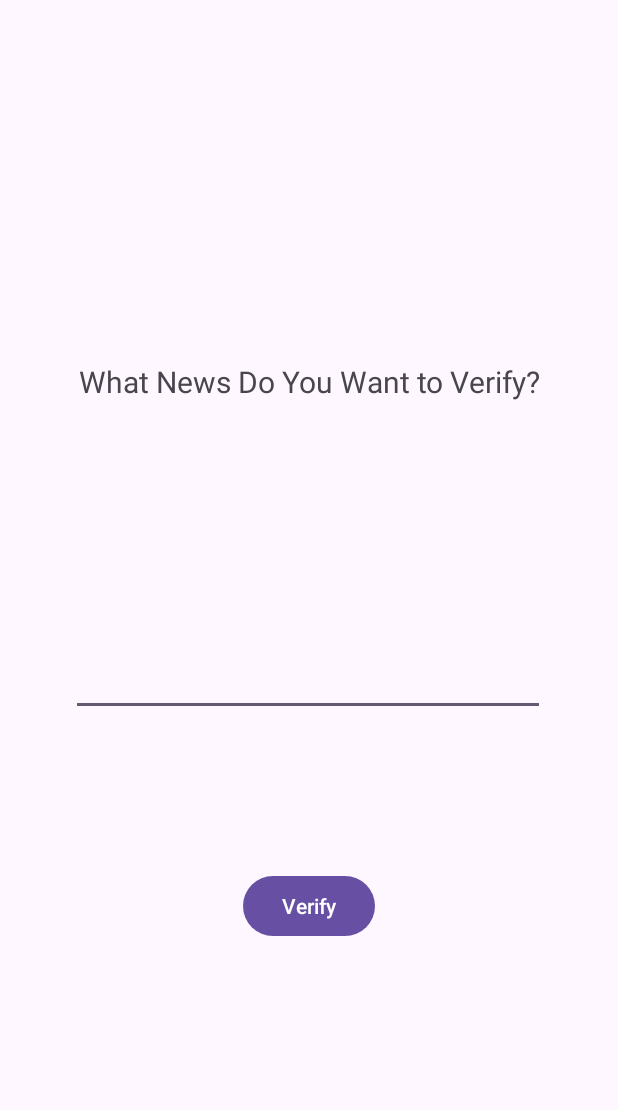
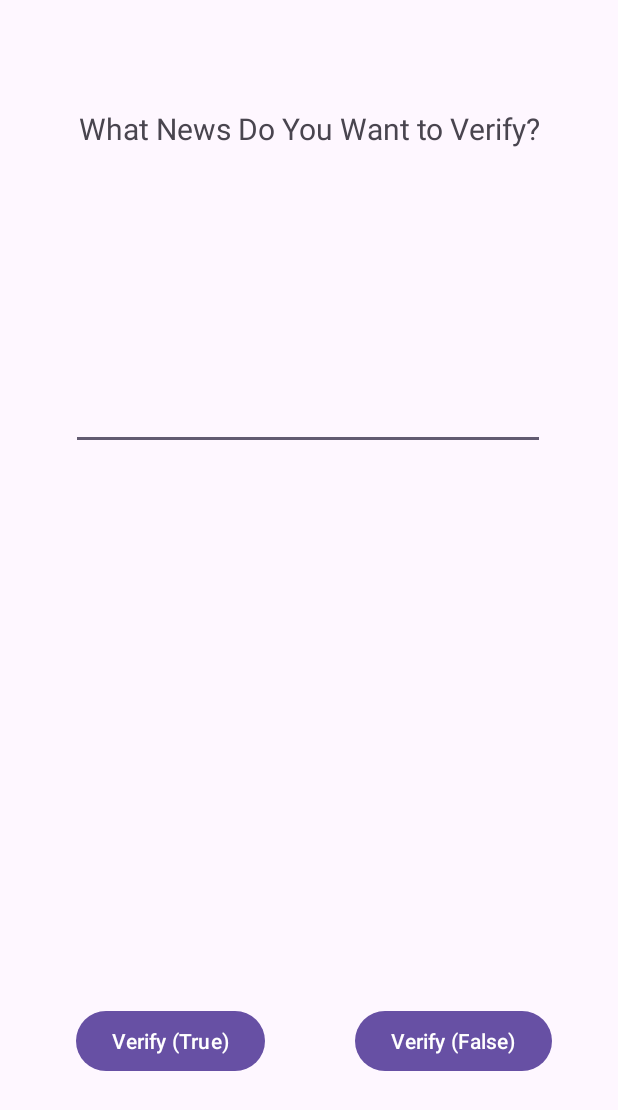
Before and after one commit to ashwnkumar/Project-App, an Android app: the MainApp screen opened directly, with no data from a screen before it, on a phone screen of 412 x 824 dp. Shown: the top 1110 px of the screen. Run offline under Robolectric (Android 15) with nearby library versions, the phone set to English and light mode, and no system bars; Roboto replaces fonts that are not available here.

Commit message:
Commit 04.04.23

```diff
--- a/app/src/main/java/com/example/dontfakeit/MainApp.java
+++ b/app/src/main/java/com/example/dontfakeit/MainApp.java
@@ -1,6 +1,10 @@
 package com.example.dontfakeit;
 
 import android.os.Bundle;
+import android.view.View;
+import android.widget.Button;
+import android.widget.ImageView;
+import android.widget.TextView;
 
 import androidx.activity.EdgeToEdge;
 import androidx.appcompat.app.AppCompatActivity;
@@ -10,11 +14,49 @@ import androidx.core.view.WindowInsetsCompat;
 
 public class MainApp extends AppCompatActivity {
 
+    ImageView realImg, fakeImg;
+    TextView verifyText1,  verifyText2;
+    Button verifyBtnTrue, verifyBtnFalse;
+
     @Override
     protected void onCreate(Bundle savedInstanceState) {
         super.onCreate(savedInstanceState);
         EdgeToEdge.enable(this);
         setContentView(R.layout.activity_main_app);
+
+        realImg = findViewById(R.id.real_img);
+        fakeImg = findViewById(R.id.fake_img);
+
+        verifyText1= findViewById(R.id.verify_text1);
+        verifyText2= findViewById(R.id.verify_text2);
+
+        verifyBtnTrue= findViewById(R.id.verify_true);
+        verifyBtnFalse= findViewById(R.id.verify_false);
+
+        realImg.setVisibility(View.INVISIBLE);
+        fakeImg.setVisibility(View.INVISIBLE);
+
+        verifyBtnTrue.setOnClickListener(new View.OnClickListener() {
+            @Override
+            public void onClick(View v) {
+                realImg.setVisibility(View.VISIBLE);
+                verifyText1.setText("This is True!!");
+                verifyText2.setText("This really happened and this news is accurate.");
+                fakeImg.setVisibility(View.INVISIBLE);
+
+            }
+        });
+        verifyBtnFalse.setOnClickListener(new View.OnClickListener() {
+            @Override
+            public void onClick(View v) {
+                fakeImg.setVisibility(View.VISIBLE);
+                verifyText1.setText("Uh Oh!!");
+                verifyText2.setText("It seems that your news sources have been tampered with. This is fake");
+                realImg.setVisibility(View.INVISIBLE);
+
+            }
+        });
+
         ViewCompat.setOnApplyWindowInsetsListener(findViewById(R.id.main), (v, insets) -> {
             Insets systemBars = insets.getInsets(WindowInsetsCompat.Type.systemBars());
             v.setPadding(systemBars.left, systemBars.top, systemBars.right, systemBars.bottom);
--- a/app/src/main/res/layout/activity_main_app.xml
+++ b/app/src/main/res/layout/activity_main_app.xml
@@ -11,14 +11,13 @@
         android:id="@+id/textView4"
         android:layout_width="wrap_content"
         android:layout_height="wrap_content"
+        android:layout_marginTop="72dp"
         android:fontFamily="@font/alata"
         android:text="What News Do You Want to Verify?"
         android:textSize="20sp"
-        app:layout_constraintBottom_toBottomOf="parent"
         app:layout_constraintEnd_toEndOf="parent"
         app:layout_constraintStart_toStartOf="parent"
-        app:layout_constraintTop_toTopOf="parent"
-        app:layout_constraintVertical_bias="0.302" />
+        app:layout_constraintTop_toTopOf="parent" />
 
     <EditText
         android:id="@+id/editTextText"
@@ -31,16 +30,80 @@
         app:layout_constraintHorizontal_bias="0.494"
         app:layout_constraintStart_toStartOf="parent"
         app:layout_constraintTop_toBottomOf="@+id/textView4"
-        app:layout_constraintVertical_bias="0.137" />
+        app:layout_constraintVertical_bias="0.082" />
 
     <Button
-        android:id="@+id/button_main"
+        android:id="@+id/verify_true"
         android:layout_width="wrap_content"
         android:layout_height="wrap_content"
-        android:text="Verify"
+        android:layout_marginTop="192dp"
+        android:text="Verify (True)"
+        app:layout_constraintBottom_toBottomOf="parent"
+        app:layout_constraintEnd_toStartOf="@+id/verify_false"
+        app:layout_constraintHorizontal_bias="0.46"
+        app:layout_constraintStart_toStartOf="parent"
+        app:layout_constraintTop_toBottomOf="@+id/verify_text1"
+        app:layout_constraintVertical_bias="0.512" />
+
+    <TextView
+        android:id="@+id/verify_text1"
+        android:layout_width="wrap_content"
+        android:layout_height="wrap_content"
+        android:layout_marginTop="40dp"
+        android:fontFamily="sans-serif-black"
+        android:textAlignment="center"
+        android:textSize="20sp"
+        app:layout_constraintEnd_toEndOf="parent"
+        app:layout_constraintHorizontal_bias="0.501"
+        app:layout_constraintStart_toStartOf="parent"
+        app:layout_constraintTop_toBottomOf="@+id/editTextText" />
+
+    <Button
+        android:id="@+id/verify_false"
+        android:layout_width="wrap_content"
+        android:layout_height="wrap_content"
+        android:layout_marginTop="192dp"
+        android:layout_marginEnd="44dp"
+        android:text="Verify (False)"
         app:layout_constraintBottom_toBottomOf="parent"
         app:layout_constraintEnd_toEndOf="parent"
+        app:layout_constraintTop_toBottomOf="@+id/verify_text1"
+        app:layout_constraintVertical_bias="0.512" />
+
+    <ImageView
+        android:id="@+id/real_img"
+        android:layout_width="96dp"
+        android:layout_height="124dp"
+        app:layout_constraintBottom_toTopOf="@+id/verify_text2"
+        app:layout_constraintEnd_toEndOf="parent"
+        app:layout_constraintHorizontal_bias="0.52"
         app:layout_constraintStart_toStartOf="parent"
-        app:layout_constraintTop_toBottomOf="@+id/editTextText"
-        app:layout_constraintVertical_bias="0.344" />
+        app:layout_constraintTop_toBottomOf="@+id/verify_text1"
+        app:layout_constraintVertical_bias="0.269"
+        app:srcCompat="@drawable/tick" />
+
+    <TextView
+        android:id="@+id/verify_text2"
+        android:layout_width="wrap_content"
+        android:layout_height="wrap_content"
+        android:layout_marginBottom="192dp"
+        android:fontFamily="sans-serif-medium"
+        android:textAlignment="center"
+        android:textSize="20sp"
+        app:layout_constraintBottom_toBottomOf="parent"
+        app:layout_constraintEnd_toEndOf="parent"
+        app:layout_constraintHorizontal_bias="0.498"
+        app:layout_constraintStart_toStartOf="parent" />
+
+    <ImageView
+        android:id="@+id/fake_img"
+        android:layout_width="127dp"
+        android:layout_height="126dp"
+        android:layout_marginTop="8dp"
+        app:layout_constraintBottom_toTopOf="@+id/verify_text2"
+        app:layout_constraintEnd_toEndOf="parent"
+        app:layout_constraintStart_toStartOf="parent"
+        app:layout_constraintTop_toBottomOf="@+id/verify_text1"
+        app:layout_constraintVertical_bias="0.0"
+        app:srcCompat="@drawable/wrong" />
 </androidx.constraintlayout.widget.ConstraintLayout>
```
Also changed, not shown: app/src/main/res/drawable/tick.png (added), app/src/main/res/drawable/wrong.png (added).
